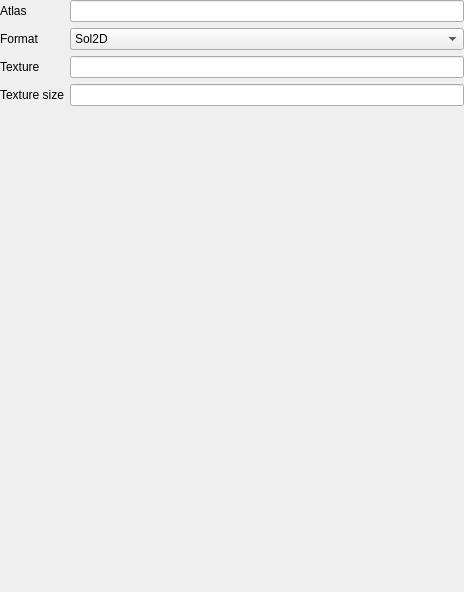
Above: gui/Sol2dTexturePackerGui/Splitter/AtlasPropertyEditorWidget.ui from brainstream/Sol2D-Texture-Packer before the change. Below: the same form after it.
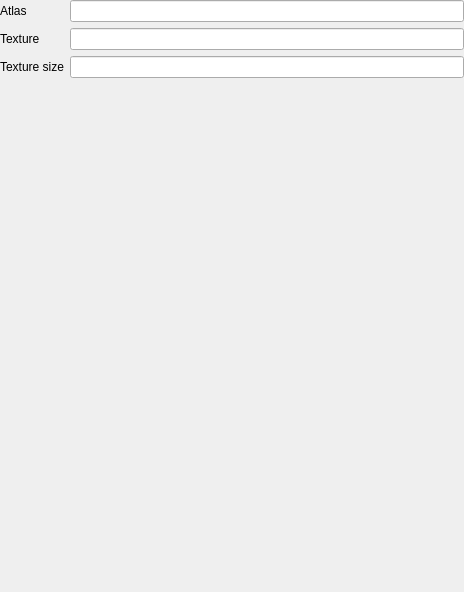
That is the form after the change.

Commit message: Atlas format removed from the GUI

```diff
--- a/gui/Sol2dTexturePackerGui/Splitter/AtlasPropertyEditorWidget.ui
+++ b/gui/Sol2dTexturePackerGui/Splitter/AtlasPropertyEditorWidget.ui
@@ -41,56 +41,34 @@
     </widget>
    </item>
    <item row="1" column="0">
-    <widget class="QLabel" name="m_label_format">
-     <property name="text">
-      <string>Format</string>
-     </property>
-    </widget>
-   </item>
-   <item row="1" column="1">
-    <widget class="QComboBox" name="m_combo_format">
-     <property name="sizePolicy">
-      <sizepolicy hsizetype="Expanding" vsizetype="Fixed">
-       <horstretch>0</horstretch>
-       <verstretch>0</verstretch>
-      </sizepolicy>
-     </property>
-     <item>
-      <property name="text">
-       <string>Sol2D</string>
-      </property>
-     </item>
-    </widget>
-   </item>
-   <item row="2" column="0">
     <widget class="QLabel" name="m_label_texture_file">
      <property name="text">
       <string>Texture</string>
      </property>
     </widget>
    </item>
-   <item row="2" column="1">
+   <item row="1" column="1">
     <widget class="QLineEdit" name="m_edit_texture_file">
      <property name="readOnly">
       <bool>true</bool>
      </property>
     </widget>
    </item>
-   <item row="3" column="0">
+   <item row="2" column="0">
     <widget class="QLabel" name="m_label_texture_size">
      <property name="text">
       <string>Texture size</string>
      </property>
     </widget>
    </item>
-   <item row="3" column="1">
+   <item row="2" column="1">
     <widget class="QLineEdit" name="m_edit_texture_size">
      <property name="readOnly">
       <bool>true</bool>
      </property>
     </widget>
    </item>
-   <item row="4" column="1">
+   <item row="3" column="1">
     <spacer name="m_spacer">
      <property name="orientation">
       <enum>Qt::Orientation::Vertical</enum>
```
The commit also changes 3 other files.
